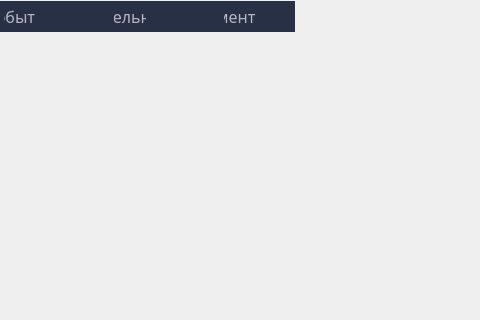
Qt form design/table.ui (yurii-bel/project_2021) before a commit; both pictures show x 256 to 736 and y 0 to 320 of the 930 by 905 pixel window.
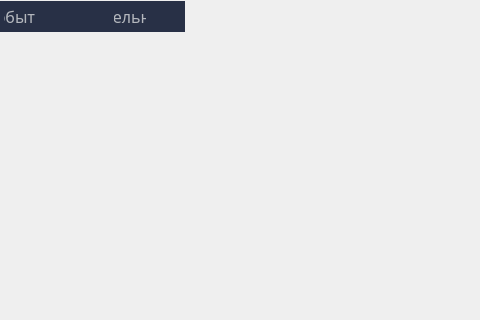
The same form after that commit.

Commit message: Исправил фон главного окна (2 темы)

```diff
--- a/design/table.ui
+++ b/design/table.ui
@@ -132,17 +132,6 @@
      </font>
     </property>
    </column>
-   <column>
-    <property name="text">
-     <string>Комментарий</string>
-    </property>
-    <property name="font">
-     <font>
-      <family>Roboto-Light</family>
-      <pointsize>12</pointsize>
-     </font>
-    </property>
-   </column>
   </widget>
  </widget>
  <resources/>
```
Left out of the diff: 6 changed lines with no effect on the pictures. The commit also changes 6 other files.
